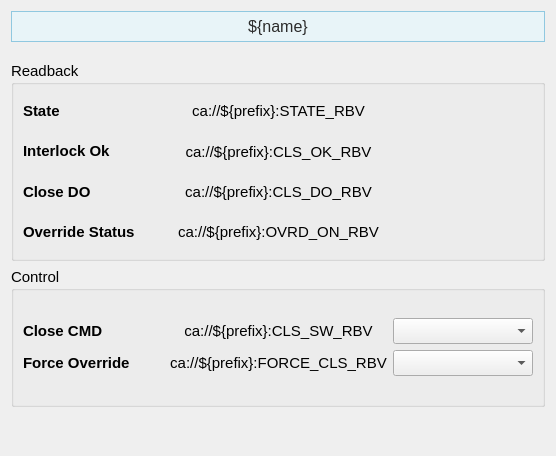
First picture: the form in pcdswidgets/static_ui/vacuum/valves/VVCNO_expert.ui, repository pcdshub/pcdswidgets, before the edit.
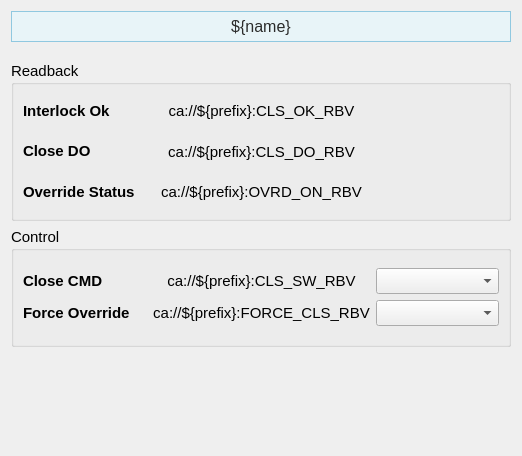
Second picture: the form after the edit. Custom widgets are drawn as their Qt base class.

Commit message: Completed testing for all screens except VVCNO and VAT590

```diff
--- a/pcdswidgets/static_ui/vacuum/valves/VVCNO_expert.ui
+++ b/pcdswidgets/static_ui/vacuum/valves/VVCNO_expert.ui
@@ -6,7 +6,7 @@
    <rect>
     <x>0</x>
     <y>0</y>
-    <width>556</width>
+    <width>522</width>
     <height>456</height>
    </rect>
   </property>
@@ -80,7 +80,7 @@
      <property name="minimumSize">
       <size>
        <width>0</width>
-       <height>200</height>
+       <height>160</height>
       </size>
      </property>
      <property name="font">
@@ -96,21 +96,6 @@
        <layout class="QHBoxLayout" name="horizontalLayout_4" stretch="1,1,1">
         <item>
          <layout class="QVBoxLayout" name="verticalLayout">
-          <item>
-           <widget class="QLabel" name="interlock_ok_label_5">
-            <property name="font">
-             <font>
-              <pointsize>11</pointsize>
-             </font>
-            </property>
-            <property name="styleSheet">
-             <string/>
-            </property>
-            <property name="text">
-             <string>&lt;html&gt;&lt;head/&gt;&lt;body&gt;&lt;p&gt;&lt;span style=&quot; font-weight:600;&quot;&gt;State&lt;/span&gt;&lt;/p&gt;&lt;/body&gt;&lt;/html&gt;</string>
-            </property>
-           </widget>
-          </item>
           <item>
            <widget class="QLabel" name="interlock_ok_label_8">
             <property name="font">
@@ -160,22 +145,6 @@
         </item>
         <item>
          <layout class="QVBoxLayout" name="verticalLayout_4">
-          <item>
-           <widget class="PyDMLabel" name="PyDMLabel_8">
-            <property name="toolTip">
-             <string/>
-            </property>
-            <property name="text">
-             <string>ca://${prefix}:STATE_RBV</string>
-            </property>
-            <property name="alignment">
-             <set>Qt::AlignCenter</set>
-            </property>
-            <property name="channel">
-             <string>ca://${prefix}:STATE_RBV</string>
-            </property>
-           </widget>
-          </item>
           <item>
            <widget class="PyDMLabel" name="PyDMLabel_13">
             <property name="toolTip">
@@ -282,13 +251,6 @@
         </item>
         <item>
          <layout class="QVBoxLayout" name="verticalLayout_3">
-          <item>
-           <widget class="QLabel" name="label_3">
-            <property name="text">
-             <string/>
-            </property>
-           </widget>
-          </item>
           <item>
            <widget class="QLabel" name="label_12">
             <property name="text">
@@ -328,7 +290,7 @@
      <property name="minimumSize">
       <size>
        <width>0</width>
-       <height>140</height>
+       <height>120</height>
       </size>
      </property>
      <property name="font">
```
The commit also changes 8 other files.
